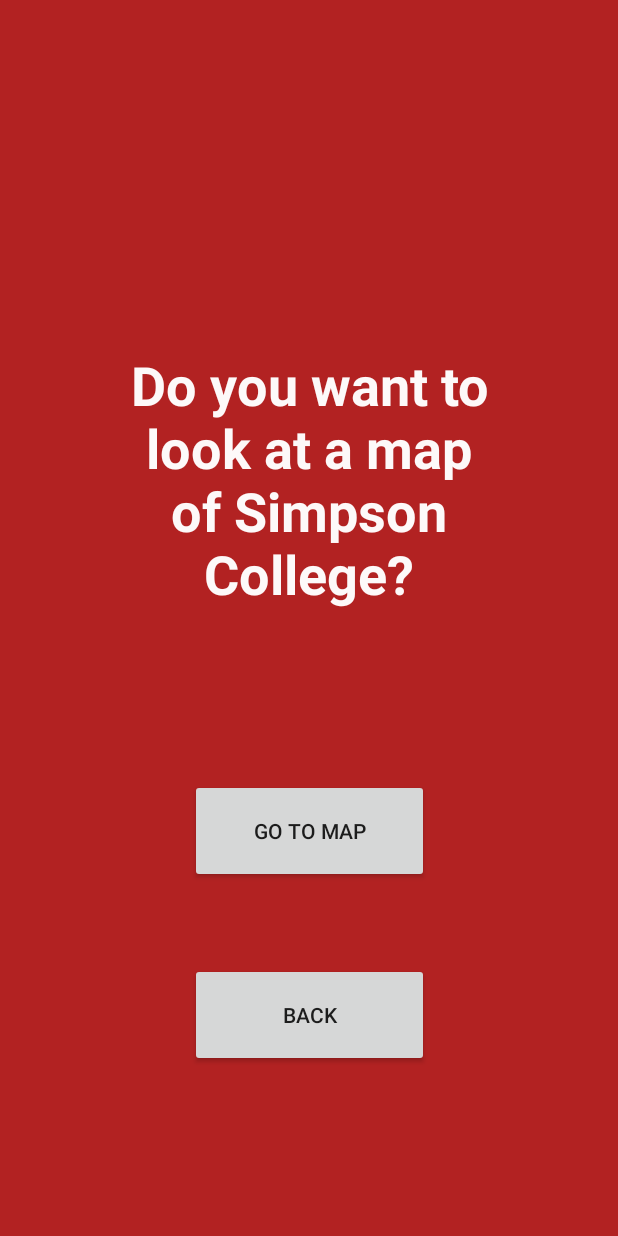
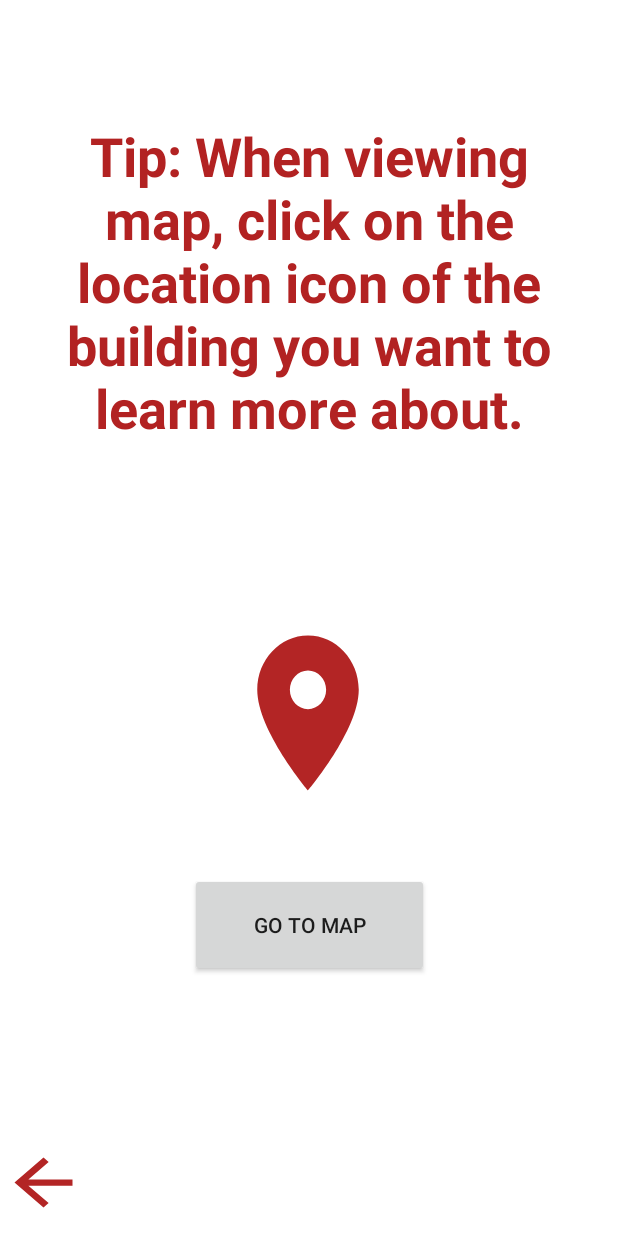
Before and after one commit to kaitlyn-kottlowski-sc/CoolHistoryApplication, an Android app: the MapPopActivity screen opened directly, with no data from a screen before it, on a phone screen of 412 x 824 dp. Run offline under Robolectric (Android 15) with nearby library versions, the phone set to English and light mode, and no system bars.

Commit message:
Added view before map. Added back to main and map buttons.

```diff
--- /dev/null
+++ b/app/src/main/res/drawable/ic_arrow_back_red_24dp.xml
@@ -0,0 +1,5 @@
+<vector android:alpha="0.99" android:height="24dp"
+    android:tint="#B22222" android:viewportHeight="24.0"
+    android:viewportWidth="24.0" android:width="24dp" xmlns:android="http://schemas.android.com/apk/res/android">
+    <path android:fillColor="#FF000000" android:pathData="M20,11H7.83l5.59,-5.59L12,4l-8,8 8,8 1.41,-1.41L7.83,13H20v-2z"/>
+</vector>
--- a/app/src/main/res/layout/activity_map.xml
+++ b/app/src/main/res/layout/activity_map.xml
@@ -1,11 +1,13 @@
 <?xml version="1.0" encoding="utf-8"?>
-<androidx.constraintlayout.widget.ConstraintLayout xmlns:android="http://schemas.android.com/apk/res/android"
+<androidx.constraintlayout.widget.ConstraintLayout
+    xmlns:android="http://schemas.android.com/apk/res/android"
     xmlns:app="http://schemas.android.com/apk/res-auto"
     xmlns:tools="http://schemas.android.com/tools"
     android:layout_width="match_parent"
     android:layout_height="match_parent"
     android:background="@mipmap/ic_simpson_map_foreground"
     tools:context=".MapActivity">
+
 
     <ImageView
         android:id="@+id/mcniell_button"
@@ -27,10 +29,10 @@
         android:contentDescription="@string/hillman_hall_button"
         app:layout_constraintBottom_toBottomOf="parent"
         app:layout_constraintEnd_toEndOf="parent"
-        app:layout_constraintHorizontal_bias="0.566"
+        app:layout_constraintHorizontal_bias="0.598"
         app:layout_constraintStart_toStartOf="parent"
         app:layout_constraintTop_toTopOf="parent"
-        app:layout_constraintVertical_bias="0.778"
+        app:layout_constraintVertical_bias="0.78"
         app:srcCompat="@drawable/ic_place_black_24dp" />
 
     <ImageView
@@ -43,7 +45,7 @@
         app:layout_constraintHorizontal_bias="0.83"
         app:layout_constraintStart_toStartOf="parent"
         app:layout_constraintTop_toTopOf="parent"
-        app:layout_constraintVertical_bias="0.637"
+        app:layout_constraintVertical_bias="0.648"
         app:srcCompat="@drawable/ic_place_black_24dp" />
 
     <ImageView
@@ -91,14 +93,14 @@
         android:layout_height="46dp"
         android:clickable="true"
         android:contentDescription="@string/wallace_button"
+        android:focusable="true"
         app:layout_constraintBottom_toBottomOf="parent"
         app:layout_constraintEnd_toEndOf="parent"
         app:layout_constraintHorizontal_bias="0.787"
         app:layout_constraintStart_toStartOf="parent"
         app:layout_constraintTop_toTopOf="parent"
         app:layout_constraintVertical_bias="0.553"
-        app:srcCompat="@drawable/ic_place_black_24dp"
-        android:focusable="true" />
+        app:srcCompat="@drawable/ic_place_black_24dp" />
 
     <ImageView
         android:id="@+id/dunn_button"
@@ -223,8 +225,8 @@
         android:layout_height="59dp"
         android:background="#B22222"
         android:clickable="true"
+        android:contentDescription="@string/go_back_to_main_page"
         android:focusable="true"
-        android:contentDescription="@string/go_back_to_main_page"
         android:onClick="click_BackToMainFromMap"
         app:layout_constraintBottom_toBottomOf="parent"
         app:layout_constraintEnd_toEndOf="parent"
@@ -234,4 +236,5 @@
         app:layout_constraintVertical_bias="0.0"
         app:srcCompat="@drawable/ic_home_white_24dp" />
 
+
 </androidx.constraintlayout.widget.ConstraintLayout>
--- a/app/src/main/res/layout/activity_map_popup.xml
+++ b/app/src/main/res/layout/activity_map_popup.xml
@@ -3,8 +3,9 @@
     xmlns:app="http://schemas.android.com/apk/res-auto"
     android:layout_width="match_parent"
     android:layout_height="match_parent"
-    android:background="#B22222"
+    android:background="#FFFFFF"
     android:orientation="vertical">
+
 
     <Button
         android:id="@+id/to_map_button"
@@ -16,30 +17,17 @@
         app:layout_constraintBottom_toBottomOf="parent"
         app:layout_constraintEnd_toEndOf="parent"
         app:layout_constraintStart_toStartOf="parent"
-        app:layout_constraintTop_toTopOf="parent"
-        app:layout_constraintVertical_bias="0.688" />
-
-    <Button
-        android:id="@+id/to_main_button"
-        android:layout_width="159dp"
-        android:layout_height="69dp"
-        android:contentDescription="@string/go_back_to_main_page"
-        android:onClick="click_BackToMain"
-        android:text="@string/back"
-        app:layout_constraintBottom_toBottomOf="parent"
-        app:layout_constraintEnd_toEndOf="parent"
-        app:layout_constraintStart_toStartOf="parent"
-        app:layout_constraintTop_toTopOf="parent"
-        app:layout_constraintVertical_bias="0.851" />
+        app:layout_constraintTop_toBottomOf="@+id/example_of_location"
+        app:layout_constraintVertical_bias="0.207" />
 
     <TextView
         android:id="@+id/popup_message"
-        android:layout_width="287dp"
-        android:layout_height="252dp"
+        android:layout_width="353dp"
+        android:layout_height="376dp"
         android:gravity="center"
-        android:text="@string/do_you_want_to_look_at_a_map_of_simpson_college"
+        android:text="@string/tip"
         android:textAppearance="@style/TextAppearance.AppCompat.Large"
-        android:textColor="#F8FFFFFF"
+        android:textColor="#B22222"
         android:textSize="36sp"
         android:textStyle="bold"
         app:fontFamily="casual"
@@ -47,5 +35,35 @@
         app:layout_constraintEnd_toEndOf="parent"
         app:layout_constraintStart_toStartOf="parent"
         app:layout_constraintTop_toTopOf="parent"
-        app:layout_constraintVertical_bias="0.338" />
+        app:layout_constraintVertical_bias="0.0" />
+
+    <ImageView
+        android:id="@+id/button"
+        android:layout_width="58dp"
+        android:layout_height="50dp"
+        android:clickable="true"
+        android:contentDescription="@string/go_back_to_main_page"
+        android:onClick="click_BackToMain"
+        app:layout_constraintBottom_toBottomOf="parent"
+        app:layout_constraintEnd_toEndOf="parent"
+        app:layout_constraintHorizontal_bias="0.0"
+        app:layout_constraintStart_toStartOf="parent"
+        app:layout_constraintTop_toBottomOf="@+id/to_map_button"
+        app:layout_constraintVertical_bias="0.913"
+        android:background="@drawable/ic_arrow_back_red_24dp"
+        android:focusable="true" />
+
+    <ImageView
+        android:id="@+id/example_of_location"
+        android:layout_width="116dp"
+        android:layout_height="124dp"
+        android:background="@drawable/ic_place_black_24dp"
+        android:contentDescription="@string/example_of_location_button"
+        app:layout_constraintBottom_toBottomOf="parent"
+        app:layout_constraintEnd_toEndOf="parent"
+        app:layout_constraintHorizontal_bias="0.498"
+        app:layout_constraintStart_toStartOf="parent"
+        app:layout_constraintTop_toBottomOf="@+id/popup_message"
+        app:layout_constraintVertical_bias="0.116" />
+
 </androidx.constraintlayout.widget.ConstraintLayout>
--- a/app/src/main/res/values/strings.xml
+++ b/app/src/main/res/values/strings.xml
@@ -33,4 +33,6 @@
     <string name="back">Back</string>
     <string name="do_you_want_to_look_at_a_map_of_simpson_college">Do you want to look at a map of Simpson College?</string>
     <string name="thanks_for_clicking">Thanks for clicking</string>
+    <string name="tip">Tip: When viewing map, click on the location icon of the building you want to learn more about.</string>
+    <string name="example_of_location_button">Example of location button</string>
 </resources>
```
